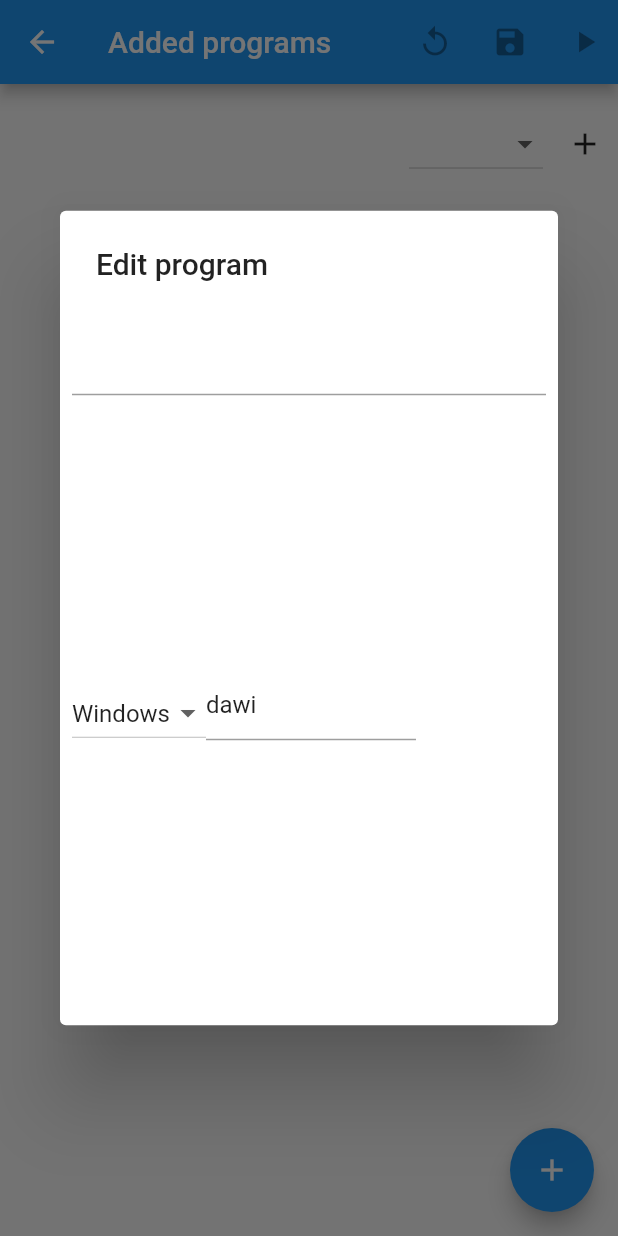
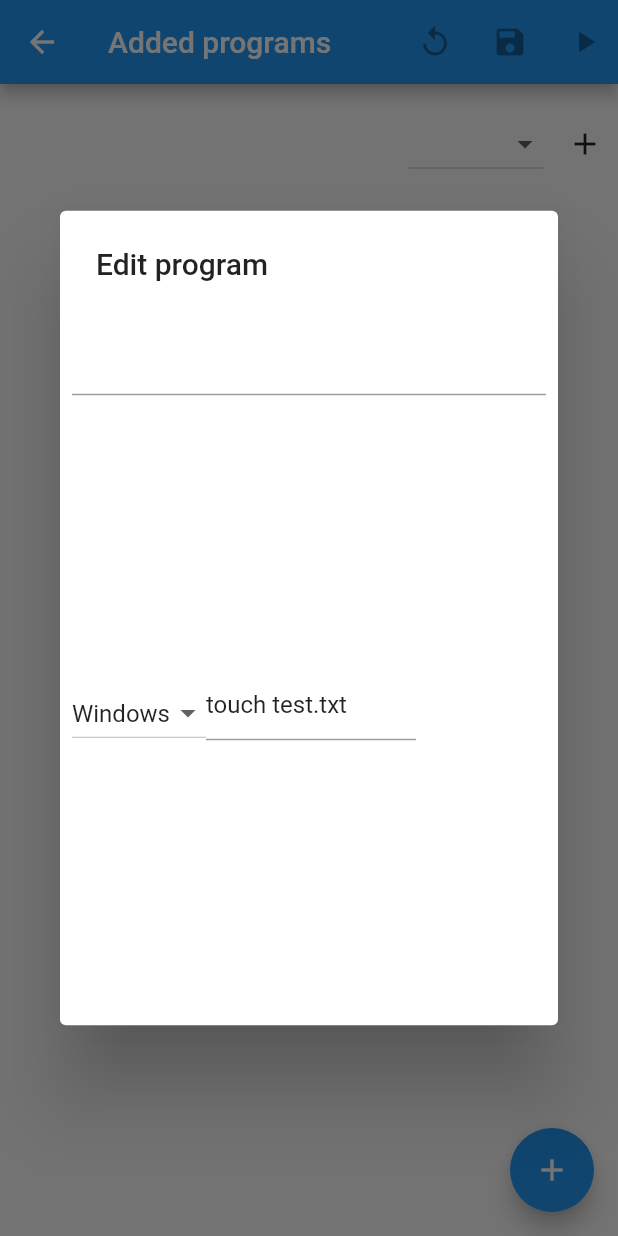
Before and after one commit to helagro/computer_program_sync, a Flutter app: the ProgramListerScreen screen opened directly, after a tap on "some", on a phone screen of 412 x 824 dp. Run offline on Flutter 3.47's test engine with Material 2 defaults, Android fonts, the phone set to English and light mode, and no system bars; our stand-ins replace google_sign_in; missing offline and left inert: googleapis.

Commit message:
command object is sent through

```diff
--- a/lib/widgets/ProgramEditDialog.dart
+++ b/lib/widgets/ProgramEditDialog.dart
@@ -37,7 +37,8 @@ class ProgramEditDialog extends StatelessWidget {
                   itemCount: program.commands.length,
                   shrinkWrap: true,
                   itemBuilder: (BuildContext buildContext, int index) {
-                    return CommandListItem(platforms: platforms);
+                    return CommandListItem(
+                        platforms: platforms, command: program.commands[index]);
                   }),
               height: 400,
               width: 400,
--- a/lib/widgets/commandListItem.dart
+++ b/lib/widgets/commandListItem.dart
@@ -1,28 +1,31 @@
+import 'package:computer_program_sync/programObject.dart';
 import 'package:flutter/material.dart';
 import '../widgetFactories.dart';
 
 class CommandListItem extends StatefulWidget {
   final List<String> platforms;
+  final CommandObject command;
 
-  CommandListItem({Key key, this.platforms}) : super(key: key);
+  CommandListItem({Key key, this.platforms, this.command}) : super(key: key);
 
   @override
   _CommandListItemState createState() =>
-      _CommandListItemState(platforms: platforms);
+      _CommandListItemState(platforms: platforms, command: command);
 }
 
 class _CommandListItemState extends State<CommandListItem> {
-  _CommandListItemState({List<String> platforms}) {
+  _CommandListItemState({List<String> platforms, this.command}) {
     platformsWidgets = createPlatformsDropdownMenuItems(platforms);
   }
 
   List<DropdownMenuItem> platformsWidgets = [];
+  final CommandObject command;
   final TextEditingController textEditingController = TextEditingController();
   int selectedItem = 0;
 
   @override
   Widget build(BuildContext context) {
-    textEditingController.text = "dawi";
+    textEditingController.text = command.command;
 
     return Row(children: [
       DropdownButton(
```
